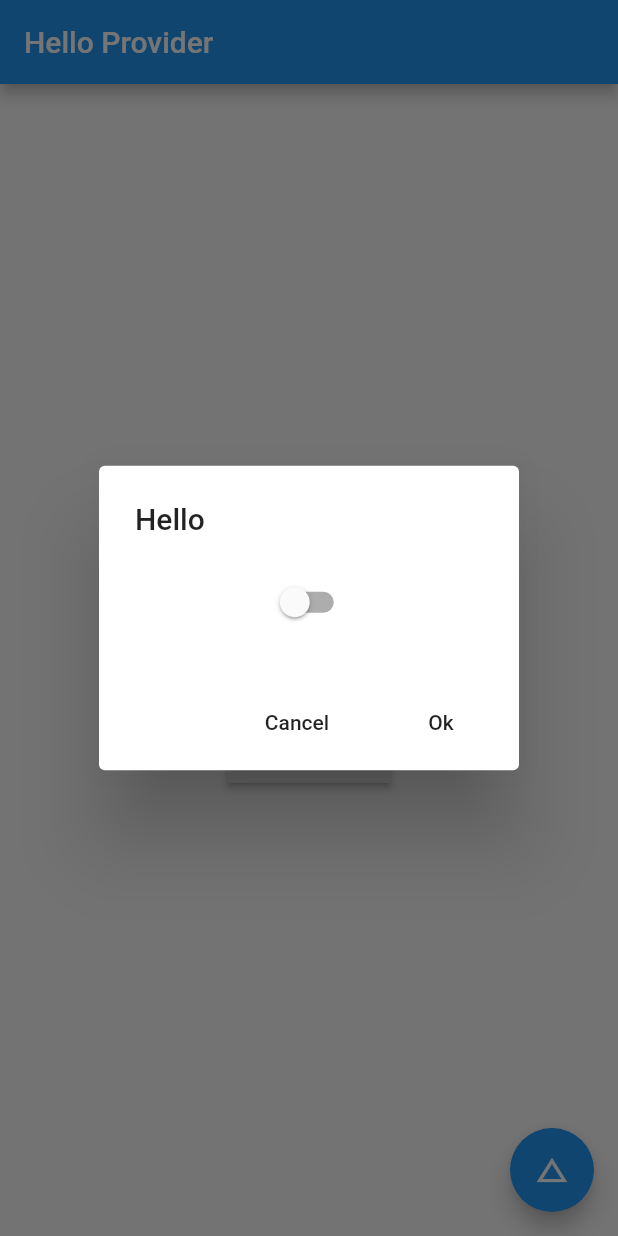
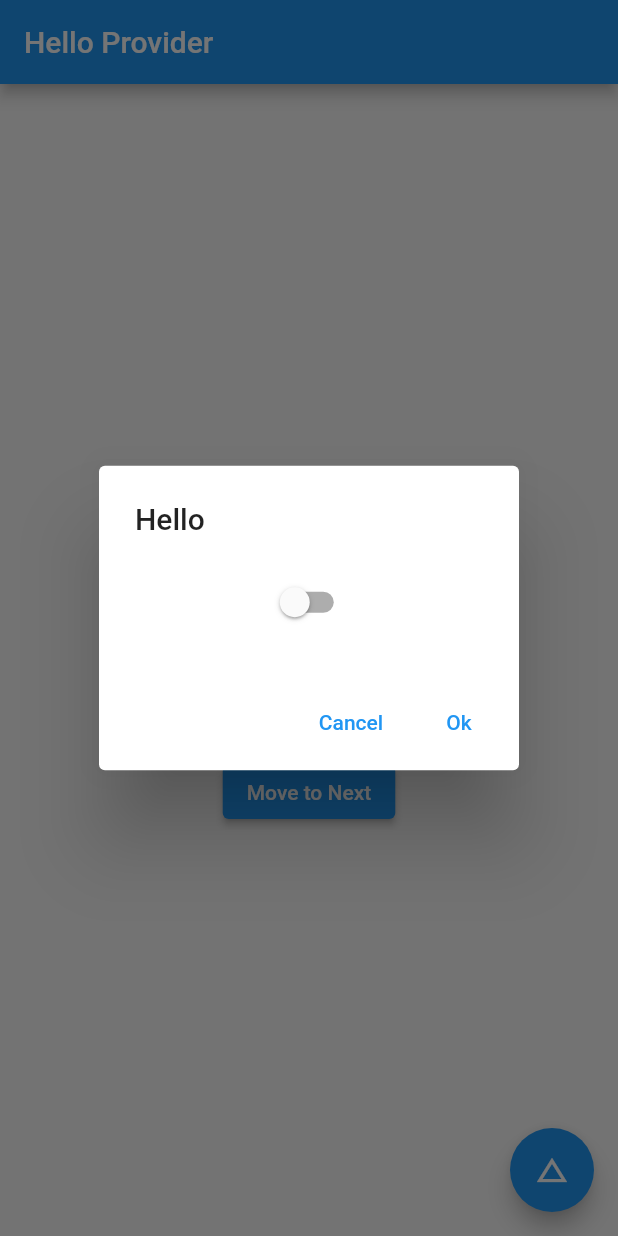
Before and after one commit to arkkhanu/Flutter-Provider, a Flutter app: the screen it shows after launch, after a tap on "Show Dialog", on a phone screen of 412 x 824 dp. Run offline on Flutter 3.47's test engine with Material 2 defaults, Android fonts, the phone set to English and light mode, and no system bars.

```diff
--- a/lib/Model.dart
+++ b/lib/Model.dart
@@ -10,13 +10,14 @@ class Model with ChangeNotifier {
   void setisToogle(bool _val) {
     _isToogle = _val;
     notifyListeners();
+
   }
 
   Widget showSomeText(BuildContext context_) {
     print("Inner class value is " + getisToogle.toString());
     return Consumer<Model>(builder: (context_, model, _) {
       print("Most inner");
-      return Text("Your value is " + getisToogle.toString());
+      return Text("Your value is " + model.getisToogle.toString());
     });
   }
 
@@ -53,11 +54,11 @@ class Model with ChangeNotifier {
                         // model.setisToogle(val);
                       }),
                   actions: [
-                    FlatButton(
+                    TextButton(
                       onPressed: () => Navigator.pop(_),
                       child: Text("Cancel"),
                     ),
-                    FlatButton(
+                    TextButton(
                       onPressed: () => Navigator.pop(_),
                       child: Text("Ok"),
                     )
--- a/lib/main.dart
+++ b/lib/main.dart
@@ -1,6 +1,7 @@
 import 'dart:math';
 
 import 'package:flutter/material.dart';
+import 'package:flutterprovider/ExpensionList.dart';
 import 'package:flutterprovider/Model.dart';
 import 'package:provider/provider.dart';
 
@@ -23,7 +24,6 @@ class MyApp extends StatelessWidget {
   }
 }
 
-
 class MyHomePage extends StatelessWidget {
   @override
   Widget build(BuildContext context) {
@@ -42,7 +42,11 @@ class MyHomePage extends StatelessWidget {
               MySpecialContent(),
               Model().showSomeText(context),
               Model().showSwitch(context),
-              Model().showAction()
+              Model().showAction(),
+              ElevatedButton(
+                  child: Text("Move to Next"),
+                  onPressed: () => Navigator.push(context,
+                      MaterialPageRoute(builder: (context) => ExpensionList())))
             ],
           ),
         ),
@@ -89,12 +93,10 @@ class MySpecialContent extends StatelessWidget {
   }
 }
 
-
-
 class MyFloatingActionButtion extends StatelessWidget {
   @override
   Widget build(BuildContext context) {
-    var model = Provider.of<Model>(context);
+    var model = Provider.of<Model>(context, listen: false);
     return FloatingActionButton(
       backgroundColor: Colors.blue,
       onPressed: () {
--- a/pubspec.yaml
+++ b/pubspec.yaml
@@ -18,7 +18,7 @@ publish_to: 'none' # Remove this line if you wish to publish to pub.dev
 version: 1.0.0+1
 
 environment:
-  sdk: ">=2.7.0 <3.0.0"
+  sdk: ">=2.12.0 <3.0.0"
 
 dependencies:
   flutter:
@@ -27,8 +27,8 @@ dependencies:
 
   # The following adds the Cupertino Icons font to your application.
   # Use with the CupertinoIcons class for iOS style icons.
-  cupertino_icons: ^0.1.3
-  provider: ^4.3.3
+  cupertino_icons: ^1.0.2
+  provider: ^5.0.0
 
 
 dev_dependencies:
```
Also changed, not shown: lib/ExpensionList.dart (added, +94 -0 lines), lib/Mappe.dart (added, +22 -0 lines), pubspec.lock, 1 other file.
